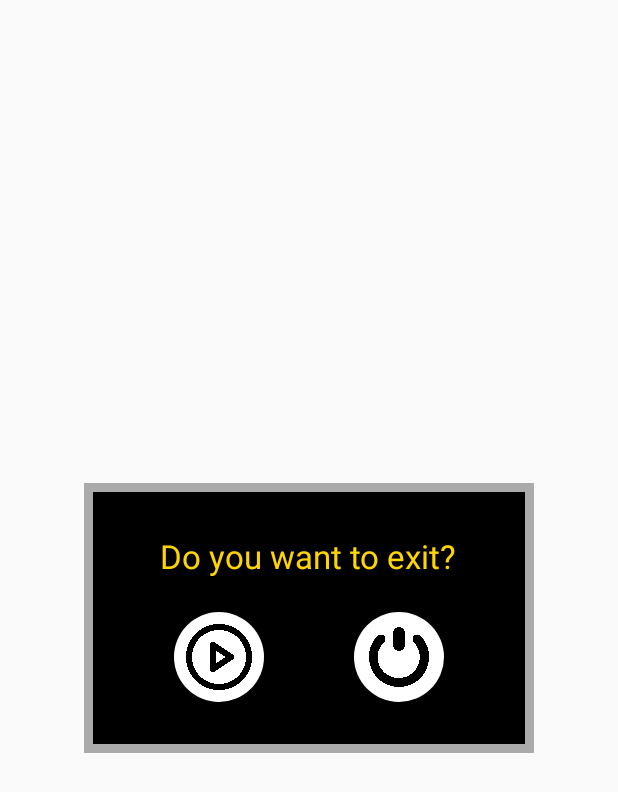
After one commit to MiguelVDP/Moviles, an Android app: the layout dialog_quit.xml on its own in the app's theme, with its tools: preview values and no code run, on a phone screen of 412 x 824 dp. The commit adds this screen. Shown: the top 792 px of the screen. Run offline under Robolectric (Android 15) with nearby library versions, the phone set to English and light mode, and no system bars.

Commit message:
Arreglos y exitDialog
-Ahora cuando pulsas atrás en el main menú te aparece un dialog que te pregunta si quieres salier.
-Se han fixeado las videas
-Se han arreglado asteroides que desaparecen espontáneamente

```diff
--- a/app/src/main/java/dadm/scaffold/counter/GameFragment.java
+++ b/app/src/main/java/dadm/scaffold/counter/GameFragment.java
@@ -7,7 +7,6 @@ import android.view.LayoutInflater;
 import android.view.View;
 import android.view.ViewGroup;
 import android.view.ViewTreeObserver;
-import android.widget.Button;
 
 import dadm.scaffold.BaseFragment;
 import dadm.scaffold.R;
@@ -15,7 +14,7 @@ import dadm.scaffold.ScaffoldActivity;
 import dadm.scaffold.engine.FramesPerSecondCounter;
 import dadm.scaffold.engine.GameEngine;
 import dadm.scaffold.engine.GameView;
-import dadm.scaffold.engine.LivesCounter;
+import dadm.scaffold.space.LivesCounter;
 import dadm.scaffold.input.JoystickInputController;
 import dadm.scaffold.space.GameController;
 import dadm.scaffold.space.*;
@@ -51,7 +50,7 @@ public class GameFragment extends BaseFragment implements View.OnClickListener {
                 theGameEngine.setSoundManager(getScaffoldActivity().getSoundManager());
                 theGameEngine.setTheInputController(new JoystickInputController(getView()));
                 theGameEngine.addGameObject(new ParalaxBackground(theGameEngine,300,R.drawable.seamlessspace));
-                theGameEngine.addGameObject(new SpaceShipPlayer(theGameEngine));
+//                theGameEngine.addGameObject(new SpaceShipPlayer(theGameEngine));
                 theGameEngine.addGameObject(new FramesPerSecondCounter(theGameEngine));
                 theGameEngine.addGameObject(new GameController(theGameEngine));
                 theGameEngine.addGameObject(new ScoreGameObject(view, R.id.score_value));
--- a/app/src/main/java/dadm/scaffold/engine/LivesCounter.java
+++ b/app/src/main/java/dadm/scaffold/space/LivesCounter.java
@@ -1,10 +1,12 @@
-package dadm.scaffold.engine;
+package dadm.scaffold.space;
 
 import android.graphics.Canvas;
 import android.view.View;
 import android.widget.LinearLayout;
 
 import dadm.scaffold.R;
+import dadm.scaffold.engine.GameEngine;
+import dadm.scaffold.engine.GameObject;
 import dadm.scaffold.sound.GameEvent;
 
 public class LivesCounter extends GameObject {
--- /dev/null
+++ b/app/src/main/res/drawable/dialog_bg.xml
@@ -0,0 +1,12 @@
+<?xml version="1.0" encoding="utf-8"?>
+<shape xmlns:android="http://schemas.android.com/apk/res/android"
+    android:shape="rectangle">
+    <solid
+        android:color="@color/background" />
+    <padding android:bottom="@dimen/square_button_padding"
+        android:left="@dimen/square_button_padding"
+        android:right="@dimen/square_button_padding"
+        android:top="@dimen/square_button_padding"/>
+    <stroke android:color="@color/btn_border"
+        android:width="@dimen/square_button_border" />
+</shape>
--- /dev/null
+++ b/app/src/main/res/layout/dialog_quit.xml
@@ -0,0 +1,32 @@
+<?xml version="1.0" encoding="utf-8"?>
+<RelativeLayout
+    xmlns:android="http://schemas.android.com/apk/res/android"
+    android:layout_gravity="center"
+    android:background="@drawable/dialog_bg"
+    android:layout_width="@dimen/dialog_width"
+    android:layout_height="@dimen/dialog_height">
+    <TextView
+        android:layout_width="wrap_content"
+        android:layout_height="wrap_content"
+        android:textColor="@color/text_color"
+        android:layout_marginTop="@dimen/activity_vertical_margin"
+        android:layout_centerHorizontal="true"
+        style="@android:style/TextAppearance.Large"
+        android:text="@string/exit_confirm"/>
+    <LinearLayout
+        android:layout_alignParentBottom="true"
+        android:layout_centerHorizontal="true"
+        android:layout_marginBottom="@dimen/activity_vertical_margin"
+        android:layout_width="wrap_content"
+        android:layout_height="wrap_content">
+        <ImageView
+            style="@style/iconButton"
+            android:layout_marginRight="@dimen/btn_sound_size"
+            android:id="@+id/btn_resume"
+            android:src="@drawable/resume"/>
+        <ImageView
+            style="@style/iconButton"
+            android:id="@+id/btn_exit"
+            android:src="@drawable/exit"/>
+    </LinearLayout>
+</RelativeLayout>
--- a/app/src/main/res/layout/fragment_game.xml
+++ b/app/src/main/res/layout/fragment_game.xml
@@ -52,7 +52,7 @@
             android:layout_alignStart="@+id/lives_title"
             android:layout_alignLeft="@+id/lives_title"
             android:layout_marginTop="30dp"
-            android:orientation="horizontal" />
+            android:orientation="vertical" />
 
 
     </RelativeLayout>
--- /dev/null
+++ b/app/src/main/res/layout/my_overlay_dialog.xml
@@ -0,0 +1,6 @@
+<?xml version="1.0" encoding="utf-8"?>
+<FrameLayout
+    xmlns:android="http://schemas.android.com/apk/res/android"
+    android:background="#aa000000"
+    android:layout_width="match_parent"
+    android:layout_height="match_parent"/>
--- /dev/null
+++ b/app/src/main/res/layout/pause_dialog.xml
@@ -0,0 +1,6 @@
+<?xml version="1.0" encoding="utf-8"?>
+<android.support.constraint.ConstraintLayout xmlns:android="http://schemas.android.com/apk/res/android"
+    android:layout_width="match_parent"
+    android:layout_height="match_parent">
+
+</android.support.constraint.ConstraintLayout>
--- a/app/src/main/res/values/dimens.xml
+++ b/app/src/main/res/values/dimens.xml
@@ -13,5 +13,7 @@
     <dimen name="round_button_padding">6dp</dimen>
     <dimen name="btn_sound_size">60dp</dimen>
     <dimen name="life_size">30dp</dimen>
+    <dimen name="dialog_width">300dp</dimen>
+    <dimen name="dialog_height">180dp</dimen>
 
 </resources>
--- a/app/src/main/res/values/strings.xml
+++ b/app/src/main/res/values/strings.xml
@@ -9,4 +9,5 @@
     <string name="pause_dialog_message">pause message</string>
     <string name="resume">resume</string>
     <string name="stop">stop</string>
+    <string name="exit_confirm">Do you want to exit?</string>
 </resources>
```
Also changed, not shown: app/src/main/java/dadm/scaffold/BaseFragment.java (+23 -1 lines), app/src/main/java/dadm/scaffold/counter/MainMenuFragment.java (+18 -1 lines), app/src/main/java/dadm/scaffold/engine/BaseCustomDialog.java (added, +78 -0 lines), app/src/main/java/dadm/scaffold/input/QuitDialog.java (added, +34 -0 lines), app/src/main/java/dadm/scaffold/space/GameController.java (+9 -9 lines), app/src/main/res/drawable/exit.png (added), app/src/main/res/drawable/rectangle_bg.xml (renamed from app/src/main/res/drawable/rectangle.xml), app/src/main/res/drawable/resume.png (added).
